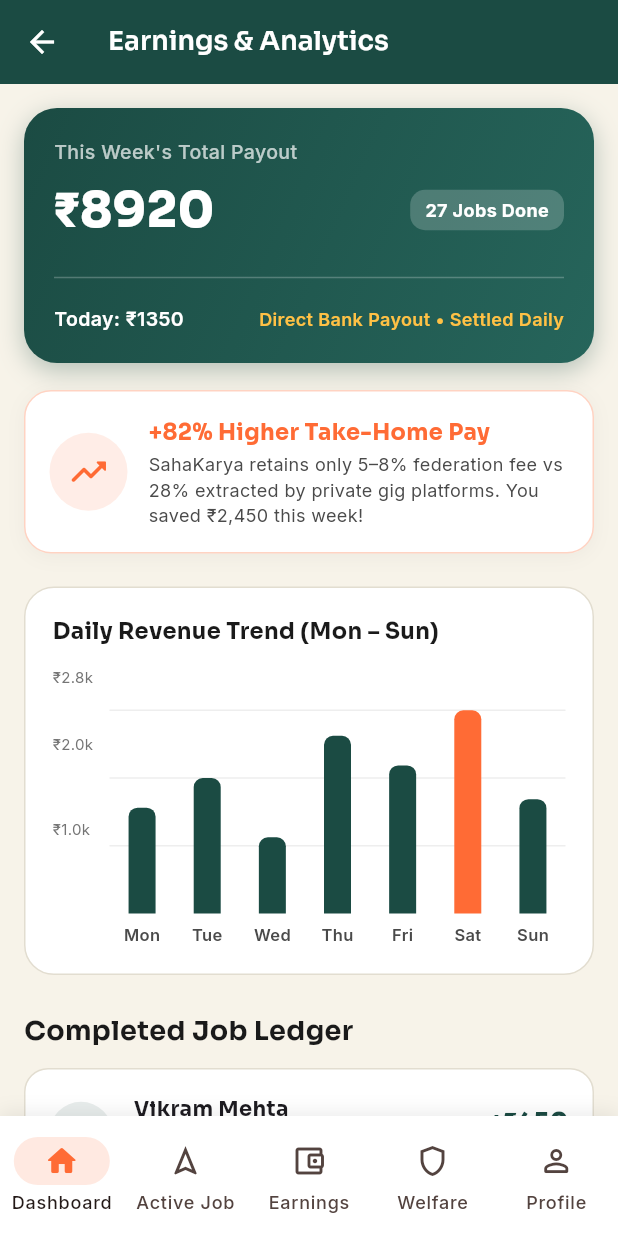
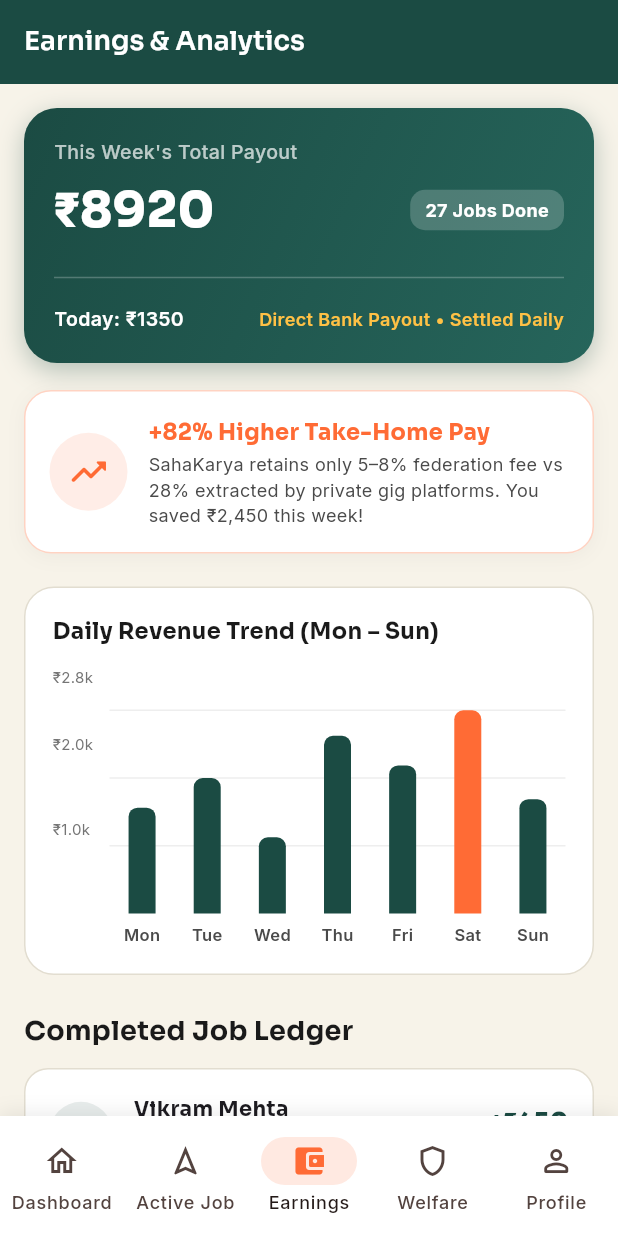
Before and after one commit to Sahakaryaa/worker-app, a Flutter app: the screen it shows after launch, scrolled down 241 dp, after a tap on "View All", on a phone screen of 412 x 824 dp. Run offline on Flutter 3.47's test engine with Material 3 defaults, Android fonts, the phone set to English and light mode, and no system bars; drawn by our look-alikes of fl_chart; our stand-ins replace device_preview, dio, flutter_animate, flutter_map, flutter_riverpod, flutter_secure_storage and 5 more; network calls fail.

```diff
--- a/lib/screens/home/home_dashboard_screen.dart
+++ b/lib/screens/home/home_dashboard_screen.dart
@@ -152,7 +152,7 @@ class HomeDashboardScreen extends ConsumerWidget {
               child: Padding(
                 padding: const EdgeInsets.fromLTRB(16, 16, 16, 0),
                 child: GestureDetector(
-                  onTap: () => context.push('/active-job'),
+                  onTap: () => context.go('/active-job'),
                   child: Container(
                     padding: const EdgeInsets.all(16),
                     decoration: BoxDecoration(
@@ -216,7 +216,7 @@ class HomeDashboardScreen extends ConsumerWidget {
                 completedJobs: earningsState.completedJobsToday,
                 ratingAvg: worker?.ratingAvg ?? 4.85,
                 welfareBalance: welfareState.currentBalance,
-                onWelfareTap: () => context.push('/welfare'),
+                onWelfareTap: () => context.go('/welfare'),
               ),
             ),
           ),
@@ -312,7 +312,7 @@ class HomeDashboardScreen extends ConsumerWidget {
                     ),
                   ),
                   TextButton(
-                    onPressed: () => context.push('/earnings'),
+                    onPressed: () => context.go('/earnings'),
                     child: Text(
                       'View All',
                       style: GoogleFonts.inter(
@@ -327,13 +327,53 @@ class HomeDashboardScreen extends ConsumerWidget {
             ),
           ),
 
-          // Job list items
+          // Job list items with empty state fallback
+          if (earningsState.jobHistory.isEmpty)
+            SliverToBoxAdapter(
+              child: Padding(
+                padding: const EdgeInsets.symmetric(horizontal: 16),
+                child: Container(
+                  padding: const EdgeInsets.all(24),
+                  decoration: BoxDecoration(
+                    color: AppColors.surface,
+                    borderRadius: BorderRadius.circular(16),
+                    border: Border.all(color: AppColors.border),
+                  ),
+                  child: Center(
+                    child: Column(
+                      children: [
+                        const Icon(Icons.assignment_outlined,
+                            size: 36, color: AppColors.inkMuted),
+                        const SizedBox(height: 8),
+                        Text(
+                          'No jobs completed yet today',
+                          style: GoogleFonts.inter(
+                            fontSize: 14,
+                            fontWeight: FontWeight.w600,
+                            color: AppColors.inkLight,
+                          ),
+                        ),
+                        const SizedBox(height: 2),
+                        Text(
+                          'Toggle online status to start receiving dispatches',
+                          style: GoogleFonts.inter(
+                            fontSize: 12,
+                            color: AppColors.inkMuted,
+                          ),
+                        ),
+                      ],
+                    ),
+                  ),
+                ),
+              ),
+            )
+          else
             SliverPadding(
               padding: const EdgeInsets.symmetric(horizontal: 16),
               sliver: SliverList(
                 delegate: SliverChildBuilderDelegate(
                   (context, index) {
-                  final job = earningsState.jobHistory[index % earningsState.jobHistory.length];
+                    final job = earningsState.jobHistory[index];
                     return Container(
                       margin: const EdgeInsets.only(bottom: 12),
                       padding: const EdgeInsets.all(14),
@@ -398,7 +438,7 @@ class HomeDashboardScreen extends ConsumerWidget {
                       ),
                     );
                   },
-                childCount: earningsState.jobHistory.take(3).length,
+                  childCount: earningsState.jobHistory.length.clamp(0, 3),
                 ),
               ),
             ),
```
Also changed, not shown: lib/screens/active_job/active_job_screen.dart (+14 -2 lines), 1 other file. Lines whose indentation alone changed are shown as unchanged.
